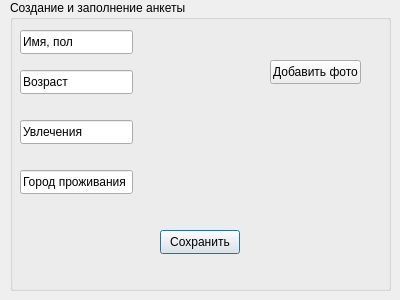
This is second.ui in YupiSoftwarePunk/Flirt-Finder as Qt 5 draws it before an edit. The edited form follows.
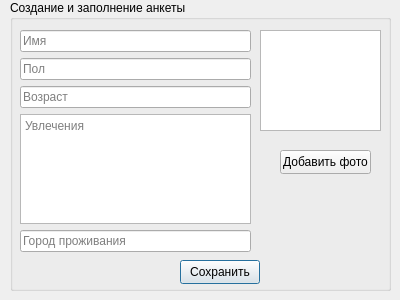
This is the edited form.

Commit message: Fixed second and main windows with ui and added code in second

What changed in the file:
```diff
--- a/second.ui
+++ b/second.ui
@@ -25,50 +25,11 @@
    <property name="title">
     <string>Создание и заполнение анкеты</string>
    </property>
-   <widget class="QLineEdit" name="lineEdit">
-    <property name="geometry">
-     <rect>
-      <x>10</x>
-      <y>30</y>
-      <width>113</width>
-      <height>24</height>
-     </rect>
-    </property>
-    <property name="text">
-     <string>Имя, пол</string>
-    </property>
-   </widget>
-   <widget class="QLineEdit" name="lineEdit_2">
-    <property name="geometry">
-     <rect>
-      <x>10</x>
-      <y>70</y>
-      <width>113</width>
-      <height>24</height>
-     </rect>
-    </property>
-    <property name="text">
-     <string>Возраст</string>
-    </property>
-   </widget>
-   <widget class="QLineEdit" name="lineEdit_3">
-    <property name="geometry">
-     <rect>
-      <x>10</x>
-      <y>120</y>
-      <width>113</width>
-      <height>24</height>
-     </rect>
-    </property>
-    <property name="text">
-     <string>Увлечения</string>
-    </property>
-   </widget>
    <widget class="QPushButton" name="onSaveData">
     <property name="geometry">
      <rect>
-      <x>150</x>
-      <y>230</y>
+      <x>170</x>
+      <y>260</y>
       <width>80</width>
       <height>24</height>
      </rect>
@@ -77,24 +38,11 @@
      <string>Сохранить</string>
     </property>
    </widget>
-   <widget class="QLineEdit" name="lineEdit_4">
-    <property name="geometry">
-     <rect>
-      <x>10</x>
-      <y>170</y>
-      <width>113</width>
-      <height>24</height>
-     </rect>
-    </property>
-    <property name="text">
-     <string>Город проживания</string>
-    </property>
-   </widget>
    <widget class="QPushButton" name="onLoadPhoto">
     <property name="geometry">
      <rect>
-      <x>260</x>
-      <y>60</y>
+      <x>270</x>
+      <y>150</y>
       <width>91</width>
       <height>24</height>
      </rect>
@@ -103,6 +51,72 @@
      <string>Добавить фото</string>
     </property>
    </widget>
+   <widget class="QGraphicsView" name="graphicsView">
+    <property name="geometry">
+     <rect>
+      <x>250</x>
+      <y>30</y>
+      <width>121</width>
+      <height>101</height>
+     </rect>
+    </property>
+   </widget>
+   <widget class="QWidget" name="">
+    <property name="geometry">
+     <rect>
+      <x>10</x>
+      <y>30</y>
+      <width>231</width>
+      <height>222</height>
+     </rect>
+    </property>
+    <layout class="QVBoxLayout" name="verticalLayout">
+     <item>
+      <widget class="QLineEdit" name="lineEdit">
+       <property name="text">
+        <string/>
+       </property>
+       <property name="placeholderText">
+        <string>Имя</string>
+       </property>
+      </widget>
+     </item>
+     <item>
+      <widget class="QLineEdit" name="lineEdit_5">
+       <property name="placeholderText">
+        <string>Пол</string>
+       </property>
+      </widget>
+     </item>
+     <item>
+      <widget class="QLineEdit" name="lineEdit_2">
+       <property name="text">
+        <string/>
+       </property>
+       <property name="placeholderText">
+        <string>Возраст</string>
+       </property>
+      </widget>
+     </item>
+     <item>
+      <widget class="QTextEdit" name="textEdit">
+       <property name="placeholderText">
+        <string>Увлечения</string>
+       </property>
+      </widget>
+     </item>
+     <item>
+      <widget class="QLineEdit" name="lineEdit_4">
+       <property name="text">
+        <string/>
+       </property>
+       <property name="placeholderText">
+        <string>Город проживания</string>
+       </property>
+      </widget>
+     </item>
+    </layout>
+   </widget>
   </widget>
  </widget>
  <resources/>
```
The commit also changes 15 other files.
